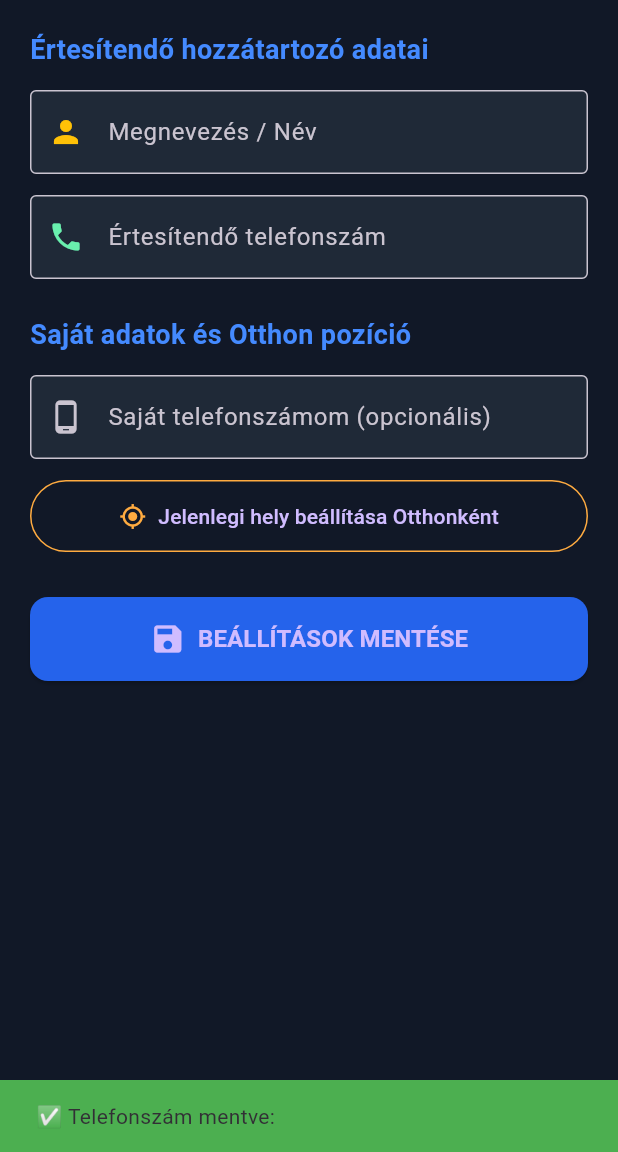
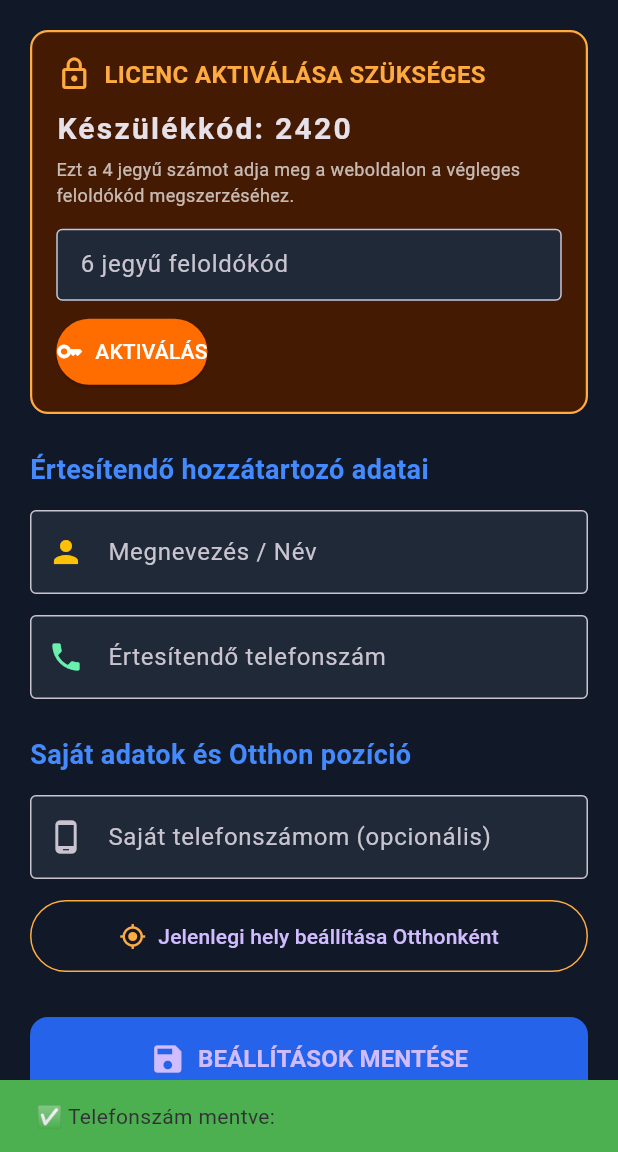
Before and after one commit to harosi/sos_eltvedtem, a Flutter app: the screen it shows after launch, after a tap on "BEÁLLÍTÁSOK MENTÉSE", on a phone screen of 412 x 824 dp, the part 84-1236 px from its top. Run offline on Flutter 3.47's test engine with Material 3 defaults, Android fonts, the light colour scheme and no system bars; our stand-ins replace geolocator, shared_preferences; missing offline and left inert: home_widget.

Commit message:
Licencelés bekötve, ProGuard R8 védelem aktív, stabil release

```diff
--- /dev/null
+++ b/lib/license_service.dart
@@ -0,0 +1,55 @@
+import 'dart:math';
+import 'package:shared_preferences/shared_preferences.dart';
+
+class LicenseService {
+  // Pontosan ugyanaz a salt és prime értékek, mint a Google Apps Scriptben
+  static const int _secretSalt = 0x5F3759DF;
+  static const int _prime1 = 73856093;
+  static const int _prime2 = 19349663;
+
+  /// 32 bites szorzás emulációja (mint a JS Math.imul)
+  static int _imul(int a, int b) {
+    return ((a & 0xFFFFFFFF) * (b & 0xFFFFFFFF)) & 0xFFFFFFFF;
+  }
+
+  /// 4 jegyű Készülékkód lekérése vagy sorsolása az adott telefonra
+  static Future<int> getDeviceId() async {
+    final prefs = await SharedPreferences.getInstance();
+    int? devId = prefs.getInt('device_id');
+    if (devId == null || devId < 1000 || devId > 9999) {
+      devId = 1000 + Random().nextInt(9000);
+      await prefs.setInt('device_id', devId);
+    }
+    return devId;
+  }
+
+  /// Feloldókód számítása a 4 jegyű devId-ból (100% egyezik a Google Scripttel)
+  static int calculateActivationCode(int devId) {
+    int hash = _imul((devId ^ _secretSalt), _prime1);
+    hash = _imul((hash ^ (hash >> 13)), _prime2);
+    hash = (hash ^ (hash >> 16)) & 0xFFFFFFFF;
+
+    int finalCode = (hash.abs() % 900000) + 100000;
+    return finalCode;
+  }
+
+  /// Licenc állapot ellenőrzése
+  static Future<bool> isLicensed() async {
+    final prefs = await SharedPreferences.getInstance();
+    return prefs.getBool('is_licensed') ?? false;
+  }
+
+  /// Beírt kód ellenőrzése
+  static Future<bool> activate(String enteredCode) async {
+    int devId = await getDeviceId();
+    int expectedCode = calculateActivationCode(devId);
+    int? entered = int.tryParse(enteredCode.trim());
+
+    if (entered != null && entered == expectedCode) {
+      final prefs = await SharedPreferences.getInstance();
+      await prefs.setBool('is_licensed', true);
+      return true;
+    }
+    return false;
+  }
+}
--- a/lib/main.dart
+++ b/lib/main.dart
@@ -2,6 +2,7 @@ import 'package:flutter/material.dart';
 import 'package:home_widget/home_widget.dart';
 import 'package:shared_preferences/shared_preferences.dart';
 import 'package:geolocator/geolocator.dart';
+import 'license_service.dart';
 
 void main() {
   WidgetsFlutterBinding.ensureInitialized();
@@ -37,15 +38,20 @@ class _SettingsScreenState extends State<SettingsScreen> {
   final TextEditingController _targetNameController = TextEditingController();
   final TextEditingController _targetPhoneController = TextEditingController();
   final TextEditingController _myPhoneController = TextEditingController();
+  final TextEditingController _licenseCodeController = TextEditingController();
 
   double? _homeLat;
   double? _homeLng;
   bool _isLoading = false;
 
+  int _deviceId = 0;
+  bool _isLicensed = false;
+
   @override
   void initState() {
     super.initState();
     _loadSettings();
+    _loadLicenseInfo();
     _checkLocationPermission();
   }
 
@@ -54,6 +60,15 @@ class _SettingsScreenState extends State<SettingsScreen> {
     if (permission == LocationPermission.denied) {
       await Geolocator.requestPermission();
     }
+  }
+
+  Future<void> _loadLicenseInfo() async {
+    final devId = await LicenseService.getDeviceId();
+    final licensed = await LicenseService.isLicensed();
+    setState(() {
+      _deviceId = devId;
+      _isLicensed = licensed;
+    });
   }
 
   Future<void> _loadSettings() async {
@@ -65,6 +80,45 @@ class _SettingsScreenState extends State<SettingsScreen> {
       _homeLat = prefs.getDouble('home_lat');
       _homeLng = prefs.getDouble('home_lng');
     });
+  }
+
+  Future<void> _activateLicense() async {
+    final code = _licenseCodeController.text.trim();
+    if (code.isEmpty) {
+      ScaffoldMessenger.of(context).showSnackBar(
+        const SnackBar(content: Text('Kérjük, adja meg a 6 jegyű feloldókódot!')),
+      );
+      return;
+    }
+
+    final success = await LicenseService.activate(code);
+    if (success) {
+      await HomeWidget.saveWidgetData<bool>('is_licensed', true);
+      await HomeWidget.updateWidget(name: 'SosWidgetProvider');
+
+      setState(() {
+        _isLicensed = true;
+      });
+      _licenseCodeController.clear();
+
+      if (mounted) {
+        ScaffoldMessenger.of(context).showSnackBar(
+          const SnackBar(
+            content: Text('🎉 Sikeres aktiválás! Az alkalmazás feloldva.'),
+            backgroundColor: Colors.green,
+          ),
+        );
+      }
+    } else {
+      if (mounted) {
+        ScaffoldMessenger.of(context).showSnackBar(
+          const SnackBar(
+            content: Text('❌ Érvénytelen aktivációs kód! Ellenőrizze a számokat.'),
+            backgroundColor: Colors.redAccent,
+          ),
+        );
+      }
+    }
   }
 
   Future<void> _saveCurrentLocationAsHome() async {
@@ -112,15 +166,14 @@ class _SettingsScreenState extends State<SettingsScreen> {
     final phones = _targetPhoneController.text.trim();
     final myPhone = _myPhoneController.text.trim();
 
-    // 1. Mentés Flutter SharedPreferences-be
     await prefs.setString('target_name', name);
     await prefs.setString('target_phones', phones);
     await prefs.setString('my_sender_phone', myPhone);
 
-    // 2. Mentés a HomeWidget megosztott tárhelyébe
     await HomeWidget.saveWidgetData<String>('target_name', name);
     await HomeWidget.saveWidgetData<String>('target_phones', phones);
     await HomeWidget.saveWidgetData<String>('my_sender_phone', myPhone);
+    await HomeWidget.saveWidgetData<bool>('is_licensed', _isLicensed);
     await HomeWidget.updateWidget(name: 'SosWidgetProvider');
 
     if (mounted) {
@@ -148,12 +201,82 @@ class _SettingsScreenState extends State<SettingsScreen> {
         child: Column(
           crossAxisAlignment: CrossAxisAlignment.stretch,
           children: [
+            Container(
+              padding: const EdgeInsets.all(16),
+              margin: const EdgeInsets.only(bottom: 24),
+              decoration: BoxDecoration(
+                color: _isLicensed ? const Color(0xFF064E3B) : const Color(0xFF451A03),
+                borderRadius: BorderRadius.circular(12),
+                border: Border.all(
+                  color: _isLicensed ? Colors.greenAccent : Colors.orangeAccent,
+                  width: 1.5,
+                ),
+              ),
+              child: Column(
+                crossAxisAlignment: CrossAxisAlignment.start,
+                children: [
+                  Row(
+                    children: [
+                      Icon(
+                        _isLicensed ? Icons.verified : Icons.lock_outline,
+                        color: _isLicensed ? Colors.greenAccent : Colors.orangeAccent,
+                        size: 24,
+                      ),
+                      const SizedBox(width: 8),
+                      Text(
+                        _isLicensed ? 'LICENC AKTIVÁLVA' : 'LICENC AKTIVÁLÁSA SZÜKSÉGES',
+                        style: TextStyle(
+                          fontSize: 16,
+                          fontWeight: FontWeight.bold,
+                          color: _isLicensed ? Colors.greenAccent : Colors.orangeAccent,
+                        ),
+                      ),
+                    ],
+                  ),
+                  const SizedBox(height: 10),
+                  Text(
+                    'Készülékkód: ${_deviceId == 0 ? "Betöltés..." : _deviceId}',
+                    style: const TextStyle(fontSize: 20, fontWeight: FontWeight.bold, letterSpacing: 1.5),
+                  ),
+                  const SizedBox(height: 4),
+                  const Text(
+                    'Ezt a 4 jegyű számot adja meg a weboldalon a végleges feloldókód megszerzéséhez.',
+                    style: TextStyle(fontSize: 12, color: Colors.white70),
+                  ),
+                  if (!_isLicensed) ...[
+                    const SizedBox(height: 14),
+                    TextField(
+                      controller: _licenseCodeController,
+                      keyboardType: TextInputType.number,
+                      decoration: const InputDecoration(
+                        labelText: '6 jegyű feloldókód',
+                        hintText: 'pl. 123456',
+                        border: OutlineInputBorder(),
+                        filled: true,
+                        fillColor: Color(0xFF1F2937),
+                        isDense: true,
+                      ),
+                    ),
+                    const SizedBox(height: 10),
+                    ElevatedButton.icon(
+                      onPressed: _activateLicense,
+                      icon: const Icon(Icons.key),
+                      label: const Text('AKTIVÁLÁS'),
+                      style: ElevatedButton.styleFrom(
+                        backgroundColor: Colors.orangeAccent.shade700,
+                        foregroundColor: Colors.white,
+                        padding: const EdgeInsets.symmetric(vertical: 12),
+                      ),
+                    ),
+                  ],
+                ],
+              ),
+            ),
             const Text(
               'Értesítendő hozzátartozó adatai',
               style: TextStyle(fontSize: 18, fontWeight: FontWeight.bold, color: Colors.blueAccent),
             ),
             const SizedBox(height: 14),
-
             TextField(
               controller: _targetNameController,
               decoration: const InputDecoration(
@@ -166,7 +289,6 @@ class _SettingsScreenState extends State<SettingsScreen> {
               ),
             ),
             const SizedBox(height: 14),
-
             TextField(
               controller: _targetPhoneController,
               keyboardType: TextInputType.phone,
@@ -180,13 +302,11 @@ class _SettingsScreenState extends State<SettingsScreen> {
               ),
             ),
             const SizedBox(height: 24),
-
             const Text(
               'Saját adatok és Otthon pozíció',
               style: TextStyle(fontSize: 18, fontWeight: FontWeight.bold, color: Colors.blueAccent),
             ),
             const SizedBox(height: 14),
-
             TextField(
               controller: _myPhoneController,
               keyboardType: TextInputType.phone,
@@ -200,7 +320,6 @@ class _SettingsScreenState extends State<SettingsScreen> {
               ),
             ),
             const SizedBox(height: 14),
-
             OutlinedButton.icon(
               onPressed: _isLoading ? null : _saveCurrentLocationAsHome,
               icon: const Icon(Icons.my_location, color: Colors.orangeAccent),
@@ -215,7 +334,6 @@ class _SettingsScreenState extends State<SettingsScreen> {
               ),
             ),
             const SizedBox(height: 30),
-
             ElevatedButton.icon(
               onPressed: _saveAllSettings,
               icon: const Icon(Icons.save, size: 24),
```
Also changed, not shown: 6 other files.
